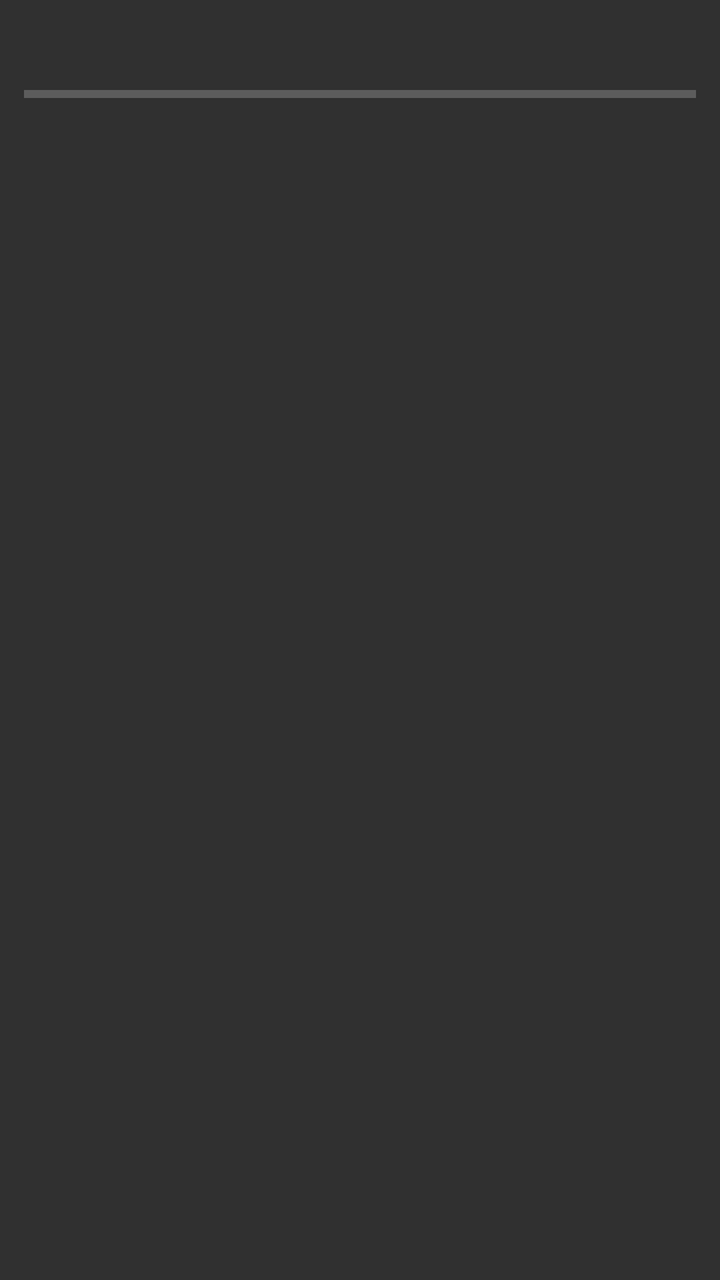
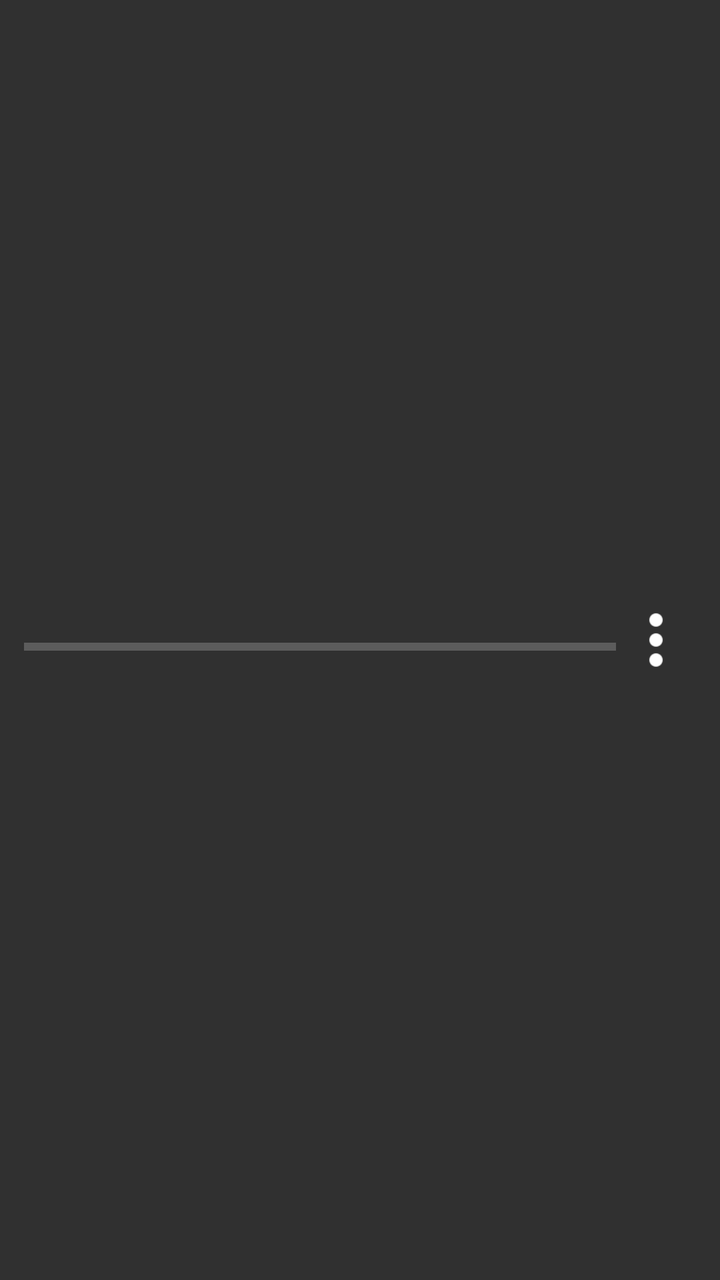

An Android layout rendered at two revisions. The XML below is the earlier revision; the diff shows what the commit changed to produce the second picture.
<!-- AndroidManifest.xml: application theme android:Theme.Material.NoActionBar -->
<!-- res/layout/item_download.xml -->
<?xml version="1.0" encoding="utf-8"?>
<LinearLayout xmlns:android="http://schemas.android.com/apk/res/android"
    android:layout_width="match_parent"
    android:layout_height="wrap_content"
    android:orientation="vertical"
    android:padding="12dp">

    <TextView
        android:id="@+id/dl_name"
        android:layout_width="match_parent"
        android:layout_height="wrap_content"
        android:ellipsize="middle"
        android:singleLine="true"
        android:textColor="#FFFFFF"
        android:textSize="14sp" />

    <ProgressBar
        android:id="@+id/dl_progress"
        style="?android:attr/progressBarStyleHorizontal"
        android:layout_width="match_parent"
        android:layout_height="wrap_content"
        android:layout_marginTop="8dp"
        android:max="100" />

    <TextView
        android:id="@+id/dl_status"
        android:layout_width="match_parent"
        android:layout_height="wrap_content"
        android:layout_marginTop="4dp"
        android:textColor="#888888"
        android:textSize="12sp" />

    <LinearLayout
        android:layout_width="match_parent"
        android:layout_height="wrap_content"
        android:layout_marginTop="4dp"
        android:orientation="horizontal">

        <Button
            android:id="@+id/dl_btn_toggle"
            android:layout_width="wrap_content"
            android:layout_height="wrap_content"
            android:minHeight="36dp"
            android:textSize="12sp" />

        <Button
            android:id="@+id/dl_btn_cancel"
            android:layout_width="wrap_content"
            android:layout_height="wrap_content"
            android:layout_marginStart="8dp"
            android:minHeight="36dp"
            android:textSize="12sp" />

    </LinearLayout>

</LinearLayout>
<!-- resources referenced by this layout -->
<resources>

</resources>

<!-- the commit's change to res/layout/item_download.xml (unified diff, before → after) -->
@@ -2,55 +2,49 @@
 <LinearLayout xmlns:android="http://schemas.android.com/apk/res/android"
     android:layout_width="match_parent"
     android:layout_height="wrap_content"
-    android:orientation="vertical"
+    android:gravity="center_vertical"
+    android:orientation="horizontal"
     android:padding="12dp">
 
-    <TextView
-        android:id="@+id/dl_name"
-        android:layout_width="match_parent"
+    <LinearLayout
+        android:layout_width="0dp"
         android:layout_height="wrap_content"
-        android:ellipsize="middle"
-        android:singleLine="true"
-        android:textColor="#FFFFFF"
-        android:textSize="14sp" />
+        android:layout_weight="1"
+        android:orientation="vertical">
 
-    <ProgressBar
-        android:id="@+id/dl_progress"
-        style="?android:attr/progressBarStyleHorizontal"
-        android:layout_width="match_parent"
-        android:layout_height="wrap_content"
-        android:layout_marginTop="8dp"
-        android:max="100" />
+        <TextView
+            android:id="@+id/dl_name"
+            android:layout_width="match_parent"
+            android:layout_height="wrap_content"
+            android:ellipsize="middle"
+            android:singleLine="true"
+            android:textColor="#FFFFFF"
+            android:textSize="14sp" />
 
-    <TextView
-        android:id="@+id/dl_status"
-        android:layout_width="match_parent"
-        android:layout_height="wrap_content"
-        android:layout_marginTop="4dp"
-        android:textColor="#888888"
-        android:textSize="12sp" />
+        <ProgressBar
+            android:id="@+id/dl_progress"
+            style="?android:attr/progressBarStyleHorizontal"
+            android:layout_width="match_parent"
+            android:layout_height="wrap_content"
+            android:layout_marginTop="8dp"
+            android:max="100" />
 
-    <LinearLayout
-        android:layout_width="match_parent"
-        android:layout_height="wrap_content"
-        android:layout_marginTop="4dp"
-        android:orientation="horizontal">
-
-        <Button
-            android:id="@+id/dl_btn_toggle"
-            android:layout_width="wrap_content"
+        <TextView
+            android:id="@+id/dl_status"
+            android:layout_width="match_parent"
             android:layout_height="wrap_content"
-            android:minHeight="36dp"
-            android:textSize="12sp" />
-
-        <Button
-            android:id="@+id/dl_btn_cancel"
-            android:layout_width="wrap_content"
-            android:layout_height="wrap_content"
-            android:layout_marginStart="8dp"
-            android:minHeight="36dp"
+            android:layout_marginTop="4dp"
+            android:textColor="#888888"
             android:textSize="12sp" />
 
     </LinearLayout>
 
+    <ImageButton
+        android:id="@+id/dl_btn_more"
+        android:layout_width="40dp"
+        android:layout_height="40dp"
+        android:background="?android:attr/selectableItemBackgroundBorderless"
+        android:contentDescription="@string/dl_more"
+        android:src="@drawable/ic_more_vert" />
+
 </LinearLayout>
<!-- resource entries referenced after the edit -->
@@ -1,5 +1,6 @@
 <!-- resources referenced by this layout -->
 <resources>
-
+  <!-- drawable ic_more_vert: png bitmap (drawable-xxxhdpi, 560 bytes) -->
+  <string name="dl_more">更多操作</string>
 </resources>
 
